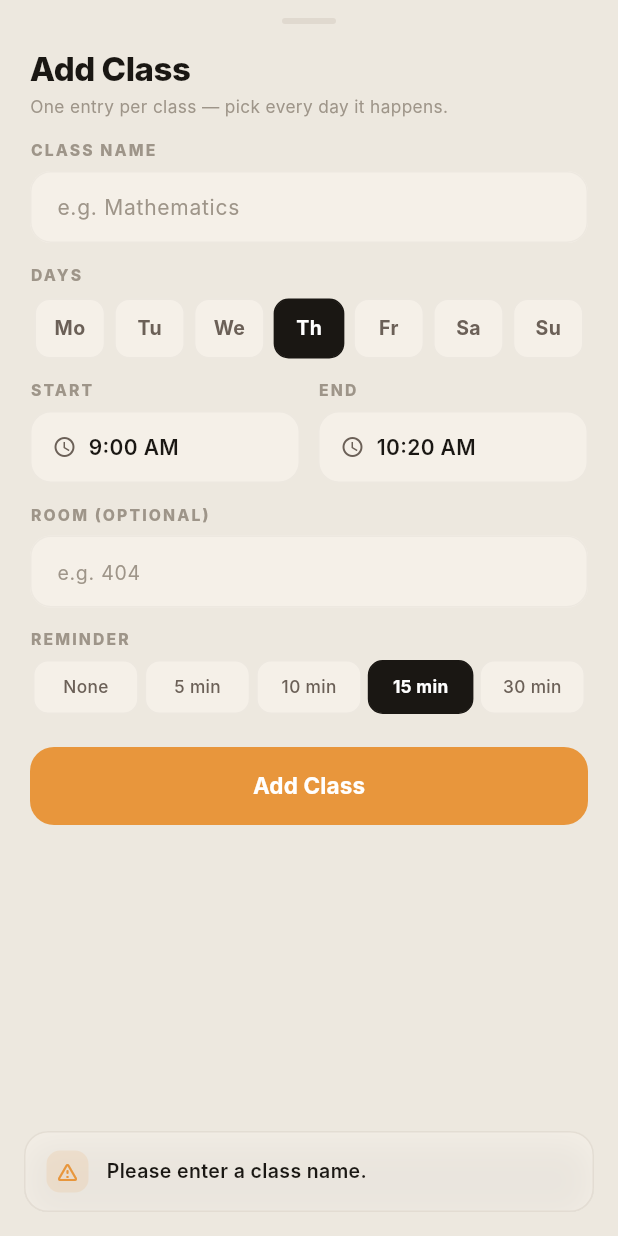
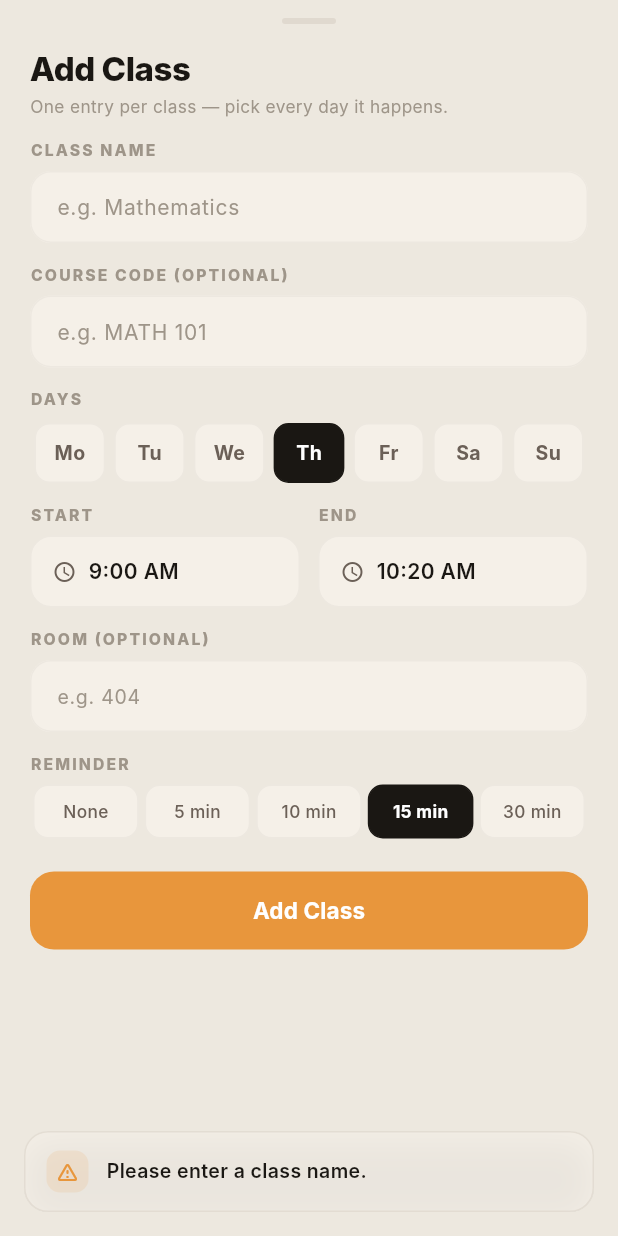
Before and after one commit to sudoguy47/Uniro, a Flutter app: the ClassFormSheet widget shown alone on an empty page, opened directly, after a tap on "Add Class", on a phone screen of 412 x 824 dp. Run offline on Flutter 3.47's test engine with Material 3 defaults, Android fonts, the phone set to English and light mode, and no system bars; our stand-ins replace file_picker, flutter_local_notifications, flutter_secure_storage, image_picker, local_auth, package_info_plus and 2 more; missing offline and left inert: cryptography; accounts and stored records are empty; network calls fail; Roboto replaces fonts that are missing (Inter).

Commit message:
feat: add course code to routine, fix greeting buckets, remove avatar border, bump version to 1.0.5+2008

```diff
--- a/lib/widgets/class_form_sheet.dart
+++ b/lib/widgets/class_form_sheet.dart
@@ -49,6 +49,7 @@ class _ClassFormSheetState extends State<ClassFormSheet> {
   bool get _isEdit => widget.existing != null;
 
   final _nameCtrl = TextEditingController();
+  final _codeCtrl = TextEditingController();
   Set<int> _days = {};
   late TimeOfDay _start;
   late TimeOfDay _end;
@@ -69,10 +70,11 @@ class _ClassFormSheetState extends State<ClassFormSheet> {
       _endTouched = true;
       _roomCtrl.text = e.room ?? '';
       _reminder = e.reminderMinutesBefore;
-      // Pre-fill the class name from its backing course.
+      // Pre-fill the class name and course code from its backing course.
       final routine = context.read<RoutineState>();
       final course = routine.courseById(e.courseId);
       _nameCtrl.text = course?.name ?? '';
+      _codeCtrl.text = course?.code ?? '';
     } else {
       _days = {widget.initialWeekday ?? DateTime.now().weekday};
       _start = const TimeOfDay(hour: 9, minute: 0);
@@ -83,6 +85,7 @@ class _ClassFormSheetState extends State<ClassFormSheet> {
   @override
   void dispose() {
     _nameCtrl.dispose();
+    _codeCtrl.dispose();
     _roomCtrl.dispose();
     super.dispose();
   }
@@ -174,12 +177,17 @@ class _ClassFormSheetState extends State<ClassFormSheet> {
   String _ensureCourseForName(
     RoutineState routine,
     String name, {
+    String? code,
     String? currentId,
   }) {
+    final cleanCode = (code != null && code.isNotEmpty) ? code : null;
     String? existing;
     for (final co in routine.courses) {
       if (co.name.trim().toLowerCase() == name.toLowerCase()) {
         existing = co.id;
+        if (cleanCode != null && co.code != cleanCode) {
+          routine.updateCourse(co.id, co.copyWith(code: cleanCode));
+        }
         break;
       }
     }
@@ -190,11 +198,18 @@ class _ClassFormSheetState extends State<ClassFormSheet> {
       final usedElsewhere = routine.slots
           .any((s) => s.courseId == currentId && s.id != widget.existing?.id);
       if (!usedElsewhere) {
-        routine.updateCourse(currentId!, current.copyWith(name: name));
+        routine.updateCourse(
+          currentId!,
+          current.copyWith(
+            name: name,
+            code: cleanCode,
+            clearCode: cleanCode == null,
+          ),
+        );
         return currentId;
       }
     }
-    final created = Course(name: name);
+    final created = Course(name: name, code: cleanCode);
     routine.addCourse(created);
     return created.id;
   }
@@ -214,6 +229,7 @@ class _ClassFormSheetState extends State<ClassFormSheet> {
       _error('End time must be after start time.');
       return;
     }
+    final code = _codeCtrl.text.trim();
     final room = _roomCtrl.text.trim();
 
     if (_isEdit) {
@@ -221,8 +237,12 @@ class _ClassFormSheetState extends State<ClassFormSheet> {
       final conflict = _findOverlap(
           routine.slots, day, _mins(_start), _mins(_end));
       if (conflict != null && !await _confirmOverlap(conflict)) return;
-      final courseId =
-          _ensureCourseForName(routine, name, currentId: widget.existing!.courseId);
+      final courseId = _ensureCourseForName(
+        routine,
+        name,
+        code: code,
+        currentId: widget.existing!.courseId,
+      );
       routine.updateSlot(
         widget.existing!.id,
         widget.existing!.copyWith(
@@ -242,7 +262,7 @@ class _ClassFormSheetState extends State<ClassFormSheet> {
             routine.slots, day, _mins(_start), _mins(_end));
         if (conflict != null && !await _confirmOverlap(conflict)) return;
       }
-      final courseId = _ensureCourseForName(routine, name);
+      final courseId = _ensureCourseForName(routine, name, code: code);
       routine.addSlots(_days.map((day) => ClassSlot(
             courseId: courseId,
             weekday: day,
@@ -326,6 +346,35 @@ class _ClassFormSheetState extends State<ClassFormSheet> {
               style: TextStyle(color: c.textPrimary, fontSize: 14),
               decoration: InputDecoration(
                 hintText: 'e.g. Mathematics',
+                hintStyle: TextStyle(color: c.textTertiary, fontSize: 14),
+                filled: true,
+                fillColor: c.inputBg,
+                contentPadding: const EdgeInsets.symmetric(
+                    horizontal: 14, vertical: 12),
+                enabledBorder: OutlineInputBorder(
+                  borderRadius: BorderRadius.circular(14),
+                  borderSide: BorderSide(color: c.borderLight),
+                ),
+                focusedBorder: OutlineInputBorder(
+                  borderRadius: BorderRadius.circular(14),
+                  borderSide: BorderSide(color: c.accent, width: 1.5),
+                ),
+                border: OutlineInputBorder(
+                  borderRadius: BorderRadius.circular(14),
+                  borderSide: BorderSide(color: c.borderLight),
+                ),
+              ),
+            ),
+            const SizedBox(height: 14),
+
+            _label('COURSE CODE (OPTIONAL)', c),
+            const SizedBox(height: 6),
+            TextField(
+              controller: _codeCtrl,
+              textCapitalization: TextCapitalization.characters,
+              style: TextStyle(color: c.textPrimary, fontSize: 14),
+              decoration: InputDecoration(
+                hintText: 'e.g. MATH 101',
                 hintStyle: TextStyle(color: c.textTertiary, fontSize: 14),
                 filled: true,
                 fillColor: c.inputBg,
--- a/pubspec.yaml
+++ b/pubspec.yaml
@@ -1,7 +1,7 @@
 name: uniro1
 description: "CampusTracker - Flutter App"
 publish_to: 'none'
-version: 1.0.4+2007
+version: 1.0.5+2008
 
 environment:
   sdk: '>=3.1.0 <4.0.0'
```
Also changed, not shown: lib/domain/smart_header.dart (+76 -18 lines), lib/features/dashboard/widgets/dashboard_header.dart (+3 -10 lines), 1 other file.
